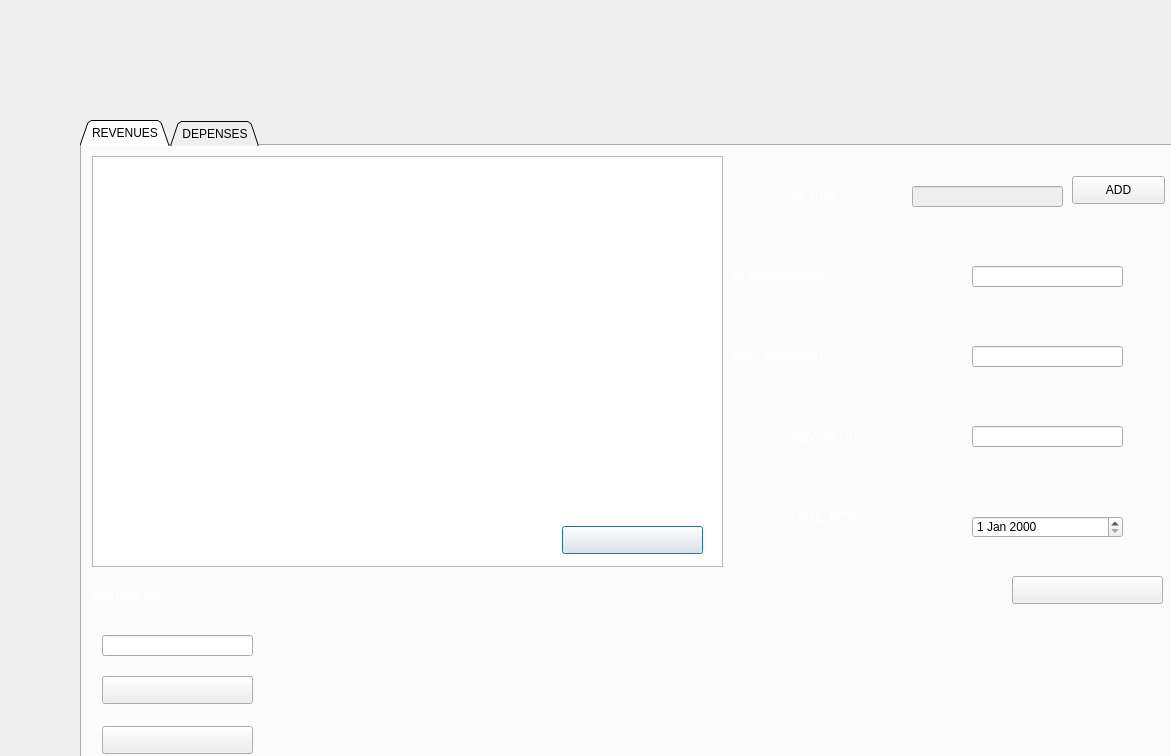
This is Projet_Rayen/comptabilite.ui in soumaya-nheri/Smart-Club-2A27 as Qt 5 draws it before an edit. The edited form follows.
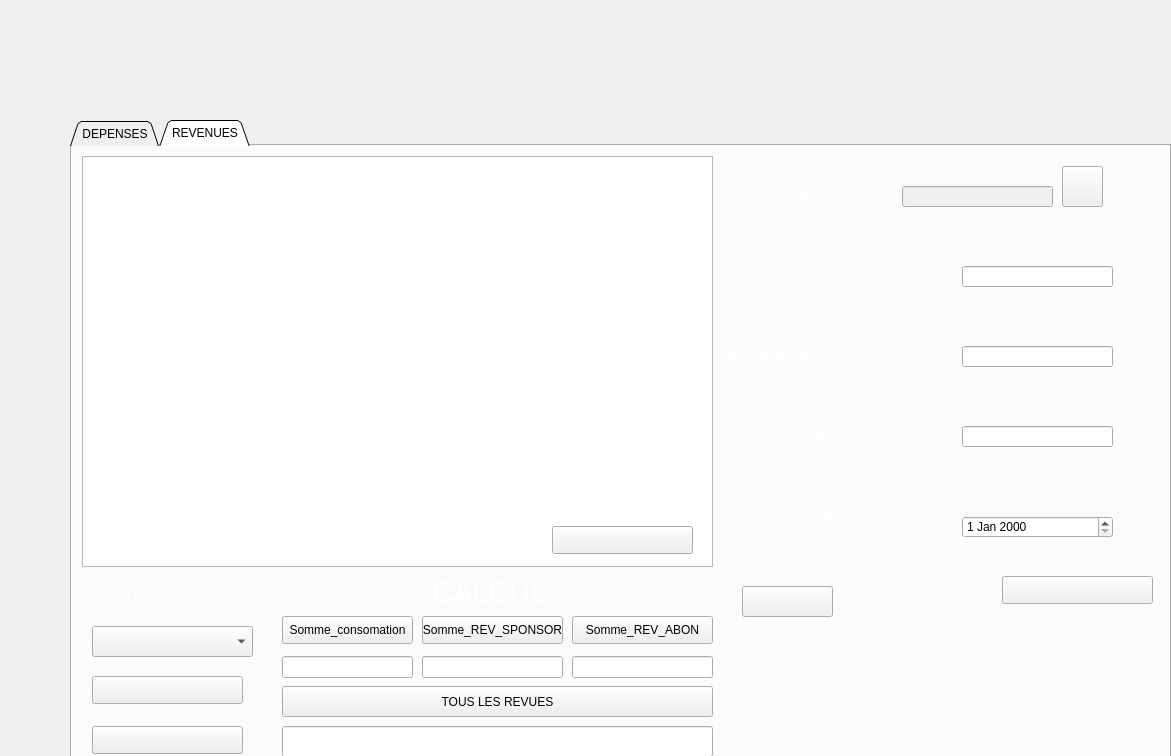
This is the edited form. Icons and pictures are not drawn.

The edit to the form file:
```diff
--- a/Projet_Rayen/comptabilite.ui
+++ b/Projet_Rayen/comptabilite.ui
@@ -18,9 +18,12 @@
 </string>
   </property>
   <widget class="QTabWidget" name="tabWidget">
+   <property name="enabled">
+    <bool>true</bool>
+   </property>
    <property name="geometry">
     <rect>
-     <x>80</x>
+     <x>70</x>
      <y>120</y>
      <width>1101</width>
      <height>651</height>
@@ -47,324 +50,6 @@
      <height>43</height>
     </size>
    </property>
-   <widget class="QWidget" name="tab_2">
-    <attribute name="title">
-     <string>REVENUES</string>
-    </attribute>
-    <widget class="QTableView" name="tab_rev">
-     <property name="geometry">
-      <rect>
-       <x>10</x>
-       <y>10</y>
-       <width>631</width>
-       <height>411</height>
-      </rect>
-     </property>
-     <property name="styleSheet">
-      <string notr="true">border-image: url(:/images/WHITE.png);</string>
-     </property>
-    </widget>
-    <widget class="QPushButton" name="refresh">
-     <property name="geometry">
-      <rect>
-       <x>480</x>
-       <y>380</y>
-       <width>141</width>
-       <height>28</height>
-      </rect>
-     </property>
-     <property name="cursor">
-      <cursorShape>PointingHandCursor</cursorShape>
-     </property>
-     <property name="styleSheet">
-      <string notr="true">border-image:url(:/images/act.png) 0 0 0 0 stretch stretch;</string>
-     </property>
-     <property name="text">
-      <string/>
-     </property>
-    </widget>
-    <widget class="QPushButton" name="pushButton_2">
-     <property name="geometry">
-      <rect>
-       <x>930</x>
-       <y>430</y>
-       <width>151</width>
-       <height>28</height>
-      </rect>
-     </property>
-     <property name="cursor">
-      <cursorShape>PointingHandCursor</cursorShape>
-     </property>
-     <property name="styleSheet">
-      <string notr="true">border-image:url(:/images/ajout.png) 0 0 0 0 stretch stretch;</string>
-     </property>
-     <property name="text">
-      <string/>
-     </property>
-    </widget>
-    <widget class="QLabel" name="label">
-     <property name="geometry">
-      <rect>
-       <x>190</x>
-       <y>410</y>
-       <width>16</width>
-       <height>211</height>
-      </rect>
-     </property>
-     <property name="styleSheet">
-      <string notr="true">border-image: url(:/images/WHITE.png);</string>
-     </property>
-     <property name="text">
-      <string/>
-     </property>
-    </widget>
-    <widget class="QPushButton" name="pushButton_3">
-     <property name="geometry">
-      <rect>
-       <x>20</x>
-       <y>580</y>
-       <width>151</width>
-       <height>28</height>
-      </rect>
-     </property>
-     <property name="cursor">
-      <cursorShape>PointingHandCursor</cursorShape>
-     </property>
-     <property name="styleSheet">
-      <string notr="true">border-image:url(:/images/supp.png) 0 0 0 0 stretch stretch;</string>
-     </property>
-     <property name="text">
-      <string/>
-     </property>
-    </widget>
-    <widget class="QPushButton" name="pushButton_4">
-     <property name="geometry">
-      <rect>
-       <x>20</x>
-       <y>530</y>
-       <width>151</width>
-       <height>28</height>
-      </rect>
-     </property>
-     <property name="cursor">
-      <cursorShape>PointingHandCursor</cursorShape>
-     </property>
-     <property name="styleSheet">
-      <string notr="true">border-image:url(:/images/mod.png) 0 0 0 0 stretch stretch;</string>
-     </property>
-     <property name="text">
-      <string/>
-     </property>
-    </widget>
-    <widget class="QLineEdit" name="ID_REV2">
-     <property name="geometry">
-      <rect>
-       <x>20</x>
-       <y>489</y>
-       <width>151</width>
-       <height>21</height>
-      </rect>
-     </property>
-     <property name="styleSheet">
-      <string notr="true">border-image: url(:/images/WHITE.png);</string>
-     </property>
-    </widget>
-    <widget class="QLabel" name="label_2">
-     <property name="geometry">
-      <rect>
-       <x>10</x>
-       <y>430</y>
-       <width>171</width>
-       <height>41</height>
-      </rect>
-     </property>
-     <property name="styleSheet">
-      <string notr="true">font: 18pt &quot;MS Sans Serif&quot;;
-color:white;
-</string>
-     </property>
-     <property name="text">
-      <string>ENTRER ID:</string>
-     </property>
-    </widget>
-    <widget class="QLineEdit" name="ID_REV">
-     <property name="enabled">
-      <bool>false</bool>
-     </property>
-     <property name="geometry">
-      <rect>
-       <x>830</x>
-       <y>40</y>
-       <width>151</width>
-       <height>21</height>
-      </rect>
-     </property>
-     <property name="styleSheet">
-      <string notr="true">border-image: url(:/images/WHITE.png);</string>
-     </property>
-    </widget>
-    <widget class="QLineEdit" name="CONSOMATION">
-     <property name="geometry">
-      <rect>
-       <x>890</x>
-       <y>120</y>
-       <width>151</width>
-       <height>21</height>
-      </rect>
-     </property>
-     <property name="styleSheet">
-      <string notr="true">border-image: url(:/images/WHITE.png);</string>
-     </property>
-    </widget>
-    <widget class="QLineEdit" name="REV_SPONSOR">
-     <property name="geometry">
-      <rect>
-       <x>890</x>
-       <y>200</y>
-       <width>151</width>
-       <height>21</height>
-      </rect>
-     </property>
-     <property name="styleSheet">
-      <string notr="true">border-image: url(:/images/WHITE.png);</string>
-     </property>
-    </widget>
-    <widget class="QLineEdit" name="REV_ABON">
-     <property name="geometry">
-      <rect>
-       <x>890</x>
-       <y>280</y>
-       <width>151</width>
-       <height>21</height>
-      </rect>
-     </property>
-     <property name="styleSheet">
-      <string notr="true">border-image: url(:/images/WHITE.png);</string>
-     </property>
-    </widget>
-    <widget class="QLabel" name="label_3">
-     <property name="geometry">
-      <rect>
-       <x>710</x>
-       <y>30</y>
-       <width>111</width>
-       <height>41</height>
-      </rect>
-     </property>
-     <property name="styleSheet">
-      <string notr="true">font: 18pt &quot;MS Sans Serif&quot;;
-color:white;
-</string>
-     </property>
-     <property name="text">
-      <string>ID_REV:</string>
-     </property>
-    </widget>
-    <widget class="QLabel" name="label_4">
-     <property name="geometry">
-      <rect>
-       <x>650</x>
-       <y>110</y>
-       <width>231</width>
-       <height>41</height>
-      </rect>
-     </property>
-     <property name="styleSheet">
-      <string notr="true">font: 16pt &quot;MS Sans Serif&quot;;
-color:white;
-</string>
-     </property>
-     <property name="text">
-      <string>CONSOMATION:</string>
-     </property>
-    </widget>
-    <widget class="QLabel" name="label_5">
-     <property name="geometry">
-      <rect>
-       <x>650</x>
-       <y>190</y>
-       <width>231</width>
-       <height>41</height>
-      </rect>
-     </property>
-     <property name="styleSheet">
-      <string notr="true">font: 16pt &quot;MS Sans Serif&quot;;
-color:white;
-</string>
-     </property>
-     <property name="text">
-      <string>REV_SPONSOR</string>
-     </property>
-    </widget>
-    <widget class="QLabel" name="label_6">
-     <property name="geometry">
-      <rect>
-       <x>710</x>
-       <y>270</y>
-       <width>171</width>
-       <height>41</height>
-      </rect>
-     </property>
-     <property name="styleSheet">
-      <string notr="true">font: 16pt &quot;MS Sans Serif&quot;;
-color:white;
-</string>
-     </property>
-     <property name="text">
-      <string>REV_ABON:</string>
-     </property>
-    </widget>
-    <widget class="QLabel" name="label_7">
-     <property name="geometry">
-      <rect>
-       <x>710</x>
-       <y>350</y>
-       <width>161</width>
-       <height>41</height>
-      </rect>
-     </property>
-     <property name="styleSheet">
-      <string notr="true">font: 16pt &quot;MS Sans Serif&quot;;
-color:white;
-</string>
-     </property>
-     <property name="text">
-      <string>DATE_REV:</string>
-     </property>
-    </widget>
-    <widget class="QDateEdit" name="DATE_REV">
-     <property name="geometry">
-      <rect>
-       <x>890</x>
-       <y>370</y>
-       <width>151</width>
-       <height>22</height>
-      </rect>
-     </property>
-     <property name="styleSheet">
-      <string notr="true">
-border-image: url(:/images/WHITE.png);</string>
-     </property>
-    </widget>
-    <widget class="QPushButton" name="pushButton_6">
-     <property name="geometry">
-      <rect>
-       <x>990</x>
-       <y>30</y>
-       <width>93</width>
-       <height>28</height>
-      </rect>
-     </property>
-     <property name="styleSheet">
-      <string notr="true">border-image: url(:/images/WHITE.png);
-
-</string>
-     </property>
-     <property name="text">
-      <string>ADD</string>
-     </property>
-    </widget>
-   </widget>
    <widget class="QWidget" name="tab">
     <property name="styleSheet">
      <string notr="true">border-color: rgb(255, 255, 255);
@@ -668,16 +353,579 @@
      <property name="geometry">
       <rect>
        <x>990</x>
+       <y>20</y>
+       <width>41</width>
+       <height>41</height>
+      </rect>
+     </property>
+     <property name="styleSheet">
+      <string notr="true">border-image: url(:/images/WHITE.png);
+border-image: url(:/images/REF.png);</string>
+     </property>
+     <property name="text">
+      <string/>
+     </property>
+    </widget>
+    <widget class="QPushButton" name="print">
+     <property name="geometry">
+      <rect>
+       <x>570</x>
+       <y>420</y>
+       <width>71</width>
+       <height>61</height>
+      </rect>
+     </property>
+     <property name="cursor">
+      <cursorShape>PointingHandCursor</cursorShape>
+     </property>
+     <property name="styleSheet">
+      <string notr="true">border-image:url(:/images/print.png);
+</string>
+     </property>
+     <property name="text">
+      <string/>
+     </property>
+    </widget>
+    <widget class="QComboBox" name="comboBox_2">
+     <property name="geometry">
+      <rect>
+       <x>20</x>
+       <y>480</y>
+       <width>151</width>
+       <height>31</height>
+      </rect>
+     </property>
+     <property name="styleSheet">
+      <string notr="true">border-image: url(:/images/WHITE.png);</string>
+     </property>
+    </widget>
+    <widget class="QPushButton" name="pushButton_8">
+     <property name="geometry">
+      <rect>
+       <x>470</x>
+       <y>440</y>
+       <width>91</width>
+       <height>31</height>
+      </rect>
+     </property>
+     <property name="font">
+      <font>
+       <pointsize>28</pointsize>
+      </font>
+     </property>
+     <property name="styleSheet">
+      <string notr="true">background-image: url(:/images/newtab.png);
+border-image: url(:/images/stt.png);</string>
+     </property>
+     <property name="text">
+      <string/>
+     </property>
+    </widget>
+   </widget>
+   <widget class="QWidget" name="tab_2">
+    <attribute name="title">
+     <string>REVENUES</string>
+    </attribute>
+    <widget class="QTableView" name="tab_rev">
+     <property name="geometry">
+      <rect>
+       <x>10</x>
+       <y>10</y>
+       <width>631</width>
+       <height>411</height>
+      </rect>
+     </property>
+     <property name="styleSheet">
+      <string notr="true">border-image: url(:/images/WHITE.png);</string>
+     </property>
+    </widget>
+    <widget class="QPushButton" name="refresh">
+     <property name="geometry">
+      <rect>
+       <x>480</x>
+       <y>380</y>
+       <width>141</width>
+       <height>28</height>
+      </rect>
+     </property>
+     <property name="cursor">
+      <cursorShape>PointingHandCursor</cursorShape>
+     </property>
+     <property name="styleSheet">
+      <string notr="true">border-image:url(:/images/act.png) 0 0 0 0 stretch stretch;</string>
+     </property>
+     <property name="text">
+      <string/>
+     </property>
+    </widget>
+    <widget class="QPushButton" name="pushButton_2">
+     <property name="geometry">
+      <rect>
+       <x>930</x>
+       <y>430</y>
+       <width>151</width>
+       <height>28</height>
+      </rect>
+     </property>
+     <property name="cursor">
+      <cursorShape>PointingHandCursor</cursorShape>
+     </property>
+     <property name="styleSheet">
+      <string notr="true">border-image:url(:/images/ajout.png) 0 0 0 0 stretch stretch;</string>
+     </property>
+     <property name="text">
+      <string/>
+     </property>
+    </widget>
+    <widget class="QLabel" name="label">
+     <property name="geometry">
+      <rect>
+       <x>190</x>
+       <y>410</y>
+       <width>16</width>
+       <height>211</height>
+      </rect>
+     </property>
+     <property name="styleSheet">
+      <string notr="true">border-image: url(:/images/WHITE.png);</string>
+     </property>
+     <property name="text">
+      <string/>
+     </property>
+    </widget>
+    <widget class="QPushButton" name="pushButton_3">
+     <property name="geometry">
+      <rect>
+       <x>20</x>
+       <y>580</y>
+       <width>151</width>
+       <height>28</height>
+      </rect>
+     </property>
+     <property name="cursor">
+      <cursorShape>PointingHandCursor</cursorShape>
+     </property>
+     <property name="styleSheet">
+      <string notr="true">border-image:url(:/images/supp.png) 0 0 0 0 stretch stretch;</string>
+     </property>
+     <property name="text">
+      <string/>
+     </property>
+    </widget>
+    <widget class="QPushButton" name="pushButton_4">
+     <property name="geometry">
+      <rect>
+       <x>20</x>
+       <y>530</y>
+       <width>151</width>
+       <height>28</height>
+      </rect>
+     </property>
+     <property name="cursor">
+      <cursorShape>PointingHandCursor</cursorShape>
+     </property>
+     <property name="styleSheet">
+      <string notr="true">border-image:url(:/images/mod.png) 0 0 0 0 stretch stretch;</string>
+     </property>
+     <property name="text">
+      <string/>
+     </property>
+    </widget>
+    <widget class="QLineEdit" name="ID_REV2">
+     <property name="enabled">
+      <bool>true</bool>
+     </property>
+     <property name="geometry">
+      <rect>
+       <x>20</x>
+       <y>489</y>
+       <width>151</width>
+       <height>21</height>
+      </rect>
+     </property>
+     <property name="styleSheet">
+      <string notr="true">border-image: url(:/images/WHITE.png);</string>
+     </property>
+    </widget>
+    <widget class="QLabel" name="label_2">
+     <property name="geometry">
+      <rect>
+       <x>10</x>
+       <y>430</y>
+       <width>171</width>
+       <height>41</height>
+      </rect>
+     </property>
+     <property name="styleSheet">
+      <string notr="true">font: 18pt &quot;MS Sans Serif&quot;;
+color:white;
+</string>
+     </property>
+     <property name="text">
+      <string>ENTRER ID:</string>
+     </property>
+    </widget>
+    <widget class="QLineEdit" name="ID_REV">
+     <property name="enabled">
+      <bool>false</bool>
+     </property>
+     <property name="geometry">
+      <rect>
+       <x>830</x>
        <y>40</y>
-       <width>93</width>
-       <height>28</height>
+       <width>151</width>
+       <height>21</height>
       </rect>
      </property>
      <property name="styleSheet">
       <string notr="true">border-image: url(:/images/WHITE.png);</string>
      </property>
+    </widget>
+    <widget class="QLineEdit" name="CONSOMATION">
+     <property name="geometry">
+      <rect>
+       <x>890</x>
+       <y>120</y>
+       <width>151</width>
+       <height>21</height>
+      </rect>
+     </property>
+     <property name="styleSheet">
+      <string notr="true">border-image: url(:/images/WHITE.png);</string>
+     </property>
+    </widget>
+    <widget class="QLineEdit" name="REV_SPONSOR">
+     <property name="geometry">
+      <rect>
+       <x>890</x>
+       <y>200</y>
+       <width>151</width>
+       <height>21</height>
+      </rect>
+     </property>
+     <property name="styleSheet">
+      <string notr="true">border-image: url(:/images/WHITE.png);</string>
+     </property>
+    </widget>
+    <widget class="QLineEdit" name="REV_ABON">
+     <property name="geometry">
+      <rect>
+       <x>890</x>
+       <y>280</y>
+       <width>151</width>
+       <height>21</height>
+      </rect>
+     </property>
+     <property name="styleSheet">
+      <string notr="true">border-image: url(:/images/WHITE.png);</string>
+     </property>
+    </widget>
+    <widget class="QLabel" name="label_3">
+     <property name="geometry">
+      <rect>
+       <x>710</x>
+       <y>30</y>
+       <width>111</width>
+       <height>41</height>
+      </rect>
+     </property>
+     <property name="styleSheet">
+      <string notr="true">font: 18pt &quot;MS Sans Serif&quot;;
+color:white;
+</string>
+     </property>
      <property name="text">
-      <string>ADD</string>
+      <string>ID_REV:</string>
+     </property>
+    </widget>
+    <widget class="QLabel" name="label_4">
+     <property name="geometry">
+      <rect>
+       <x>650</x>
+       <y>110</y>
+       <width>231</width>
+       <height>41</height>
+      </rect>
+     </property>
+     <property name="styleSheet">
+      <string notr="true">font: 16pt &quot;MS Sans Serif&quot;;
+color:white;
+</string>
+     </property>
+     <property name="text">
+      <string>CONSOMATION:</string>
+     </property>
+    </widget>
+    <widget class="QLabel" name="label_5">
+     <property name="geometry">
+      <rect>
+       <x>650</x>
+       <y>190</y>
+       <width>231</width>
+       <height>41</height>
+      </rect>
+     </property>
+     <property name="styleSheet">
+      <string notr="true">font: 16pt &quot;MS Sans Serif&quot;;
+color:white;
+</string>
+     </property>
+     <property name="text">
+      <string>REV_SPONSOR</string>
+     </property>
+    </widget>
+    <widget class="QLabel" name="label_6">
+     <property name="geometry">
+      <rect>
+       <x>710</x>
+       <y>270</y>
+       <width>171</width>
+       <height>41</height>
+      </rect>
+     </property>
+     <property name="styleSheet">
+      <string notr="true">font: 16pt &quot;MS Sans Serif&quot;;
+color:white;
+</string>
+     </property>
+     <property name="text">
+      <string>REV_ABON:</string>
+     </property>
+    </widget>
+    <widget class="QLabel" name="label_7">
+     <property name="geometry">
+      <rect>
+       <x>710</x>
+       <y>350</y>
+       <width>161</width>
+       <height>41</height>
+      </rect>
+     </property>
+     <property name="styleSheet">
+      <string notr="true">font: 16pt &quot;MS Sans Serif&quot;;
+color:white;
+</string>
+     </property>
+     <property name="text">
+      <string>DATE_REV:</string>
+     </property>
+    </widget>
+    <widget class="QDateEdit" name="DATE_REV">
+     <property name="geometry">
+      <rect>
+       <x>890</x>
+       <y>370</y>
+       <width>151</width>
+       <height>22</height>
+      </rect>
+     </property>
+     <property name="styleSheet">
+      <string notr="true">
+border-image: url(:/images/WHITE.png);</string>
+     </property>
+    </widget>
+    <widget class="QPushButton" name="pushButton_6">
+     <property name="geometry">
+      <rect>
+       <x>990</x>
+       <y>20</y>
+       <width>41</width>
+       <height>41</height>
+      </rect>
+     </property>
+     <property name="styleSheet">
+      <string notr="true">
+border-image: url(:/images/REF.png);
+
+</string>
+     </property>
+     <property name="text">
+      <string/>
+     </property>
+    </widget>
+    <widget class="QWidget" name="widget" native="true">
+     <property name="geometry">
+      <rect>
+       <x>210</x>
+       <y>430</y>
+       <width>441</width>
+       <height>191</height>
+      </rect>
+     </property>
+     <widget class="QLineEdit" name="sommes">
+      <property name="geometry">
+       <rect>
+        <x>0</x>
+        <y>80</y>
+        <width>131</width>
+        <height>22</height>
+       </rect>
+      </property>
+      <property name="styleSheet">
+       <string notr="true">border-image: url(:/images/WHITE.png);</string>
+      </property>
+     </widget>
+     <widget class="QLineEdit" name="sommes_3">
+      <property name="geometry">
+       <rect>
+        <x>290</x>
+        <y>80</y>
+        <width>141</width>
+        <height>22</height>
+       </rect>
+      </property>
+      <property name="styleSheet">
+       <string notr="true">border-image: url(:/images/WHITE.png);</string>
+      </property>
+     </widget>
+     <widget class="QPushButton" name="somme_rev_sponsor">
+      <property name="geometry">
+       <rect>
+        <x>140</x>
+        <y>40</y>
+        <width>141</width>
+        <height>28</height>
+       </rect>
+      </property>
+      <property name="styleSheet">
+       <string notr="true">border-image: url(:/images/WHITE.png);</string>
+      </property>
+      <property name="text">
+       <string>Somme_REV_SPONSOR</string>
+      </property>
+     </widget>
+     <widget class="QLineEdit" name="sommes_2">
+      <property name="geometry">
+       <rect>
+        <x>140</x>
+        <y>80</y>
+        <width>141</width>
+        <height>22</height>
+       </rect>
+      </property>
+      <property name="styleSheet">
+       <string notr="true">border-image: url(:/images/WHITE.png);</string>
+      </property>
+     </widget>
+     <widget class="QPushButton" name="somme_rev_abon">
+      <property name="geometry">
+       <rect>
+        <x>290</x>
+        <y>40</y>
+        <width>141</width>
+        <height>28</height>
+       </rect>
+      </property>
+      <property name="styleSheet">
+       <string notr="true">border-image: url(:/images/WHITE.png);</string>
+      </property>
+      <property name="text">
+       <string>Somme_REV_ABON</string>
+      </property>
+     </widget>
+     <widget class="QPushButton" name="somme_consomation">
+      <property name="geometry">
+       <rect>
+        <x>0</x>
+        <y>40</y>
+        <width>131</width>
+        <height>28</height>
+       </rect>
+      </property>
+      <property name="styleSheet">
+       <string notr="true">border-image: url(:/images/WHITE.png);</string>
+      </property>
+      <property name="text">
+       <string>Somme_consomation</string>
+      </property>
+     </widget>
+     <widget class="QPushButton" name="pushButton_7">
+      <property name="geometry">
+       <rect>
+        <x>0</x>
+        <y>110</y>
+        <width>431</width>
+        <height>31</height>
+       </rect>
+      </property>
+      <property name="styleSheet">
+       <string notr="true">border-image: url(:/images/WHITE.png);</string>
+      </property>
+      <property name="text">
+       <string>TOUS LES REVUES</string>
+      </property>
+     </widget>
+     <widget class="QLineEdit" name="ALL_REV">
+      <property name="geometry">
+       <rect>
+        <x>0</x>
+        <y>150</y>
+        <width>431</width>
+        <height>31</height>
+       </rect>
+      </property>
+      <property name="styleSheet">
+       <string notr="true">border-image: url(:/images/WHITE.png);</string>
+      </property>
+      <property name="text">
+       <string/>
+      </property>
+     </widget>
+     <widget class="QLabel" name="label_8">
+      <property name="geometry">
+       <rect>
+        <x>150</x>
+        <y>0</y>
+        <width>131</width>
+        <height>31</height>
+       </rect>
+      </property>
+      <property name="font">
+       <font>
+        <pointsize>22</pointsize>
+       </font>
+      </property>
+      <property name="styleSheet">
+       <string notr="true">color: rgb(255, 255, 255);</string>
+      </property>
+      <property name="text">
+       <string>CALCUL</string>
+      </property>
+     </widget>
+    </widget>
+    <widget class="QComboBox" name="comboBox">
+     <property name="geometry">
+      <rect>
+       <x>20</x>
+       <y>480</y>
+       <width>161</width>
+       <height>31</height>
+      </rect>
+     </property>
+     <property name="styleSheet">
+      <string notr="true">border-image: url(:/images/WHITE.png);</string>
+     </property>
+    </widget>
+    <widget class="QPushButton" name="pushButton_9">
+     <property name="geometry">
+      <rect>
+       <x>670</x>
+       <y>440</y>
+       <width>91</width>
+       <height>31</height>
+      </rect>
+     </property>
+     <property name="font">
+      <font>
+       <pointsize>28</pointsize>
+      </font>
+     </property>
+     <property name="styleSheet">
+      <string notr="true">
+border-image: url(:/images/stt.png);</string>
+     </property>
+     <property name="text">
+      <string/>
      </property>
     </widget>
    </widget>
```
Left out of the diff: 10 changed lines with no effect on the pictures.
